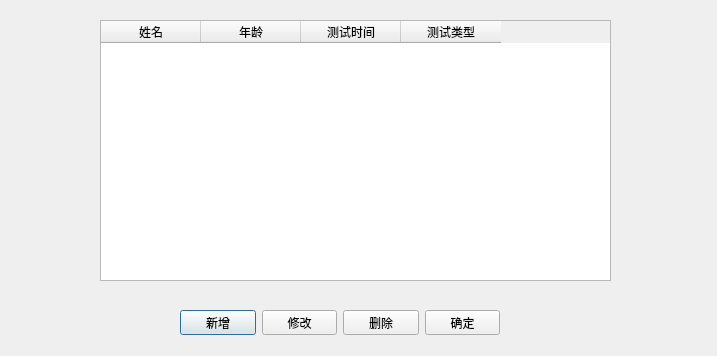
GameRushGo/Terminal-Test, file testinfodialog.ui: the form before one commit.
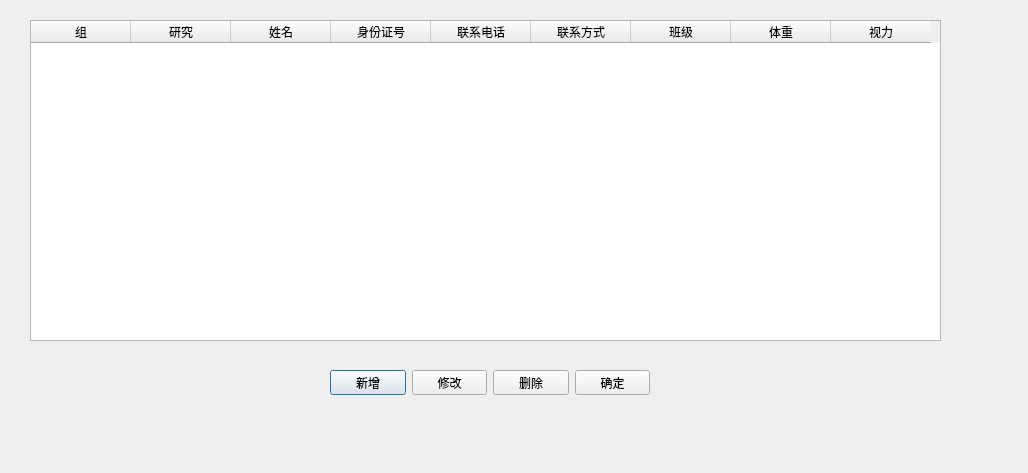
The form after the commit.

What changed in the file:
```diff
--- a/testinfodialog.ui
+++ b/testinfodialog.ui
@@ -6,8 +6,8 @@
    <rect>
     <x>0</x>
     <y>0</y>
-    <width>717</width>
-    <height>356</height>
+    <width>1028</width>
+    <height>473</height>
    </rect>
   </property>
   <property name="windowTitle">
@@ -16,12 +16,22 @@
   <widget class="QTableWidget" name="tableWidget">
    <property name="geometry">
     <rect>
-     <x>100</x>
+     <x>30</x>
      <y>20</y>
-     <width>511</width>
-     <height>261</height>
+     <width>911</width>
+     <height>321</height>
     </rect>
    </property>
+   <column>
+    <property name="text">
+     <string>组</string>
+    </property>
+   </column>
+   <column>
+    <property name="text">
+     <string>研究</string>
+    </property>
+   </column>
    <column>
     <property name="text">
      <string>姓名</string>
@@ -29,25 +39,40 @@
    </column>
    <column>
     <property name="text">
-     <string>年龄</string>
+     <string>身份证号</string>
     </property>
    </column>
    <column>
     <property name="text">
-     <string>测试时间</string>
+     <string>联系电话</string>
     </property>
    </column>
    <column>
     <property name="text">
-     <string>测试类型</string>
+     <string>联系方式</string>
+    </property>
+   </column>
+   <column>
+    <property name="text">
+     <string>班级</string>
+    </property>
+   </column>
+   <column>
+    <property name="text">
+     <string>体重</string>
+    </property>
+   </column>
+   <column>
+    <property name="text">
+     <string>视力</string>
     </property>
    </column>
   </widget>
   <widget class="QWidget" name="layoutWidget">
    <property name="geometry">
     <rect>
-     <x>180</x>
-     <y>310</y>
+     <x>330</x>
+     <y>370</y>
      <width>320</width>
      <height>25</height>
     </rect>
```
